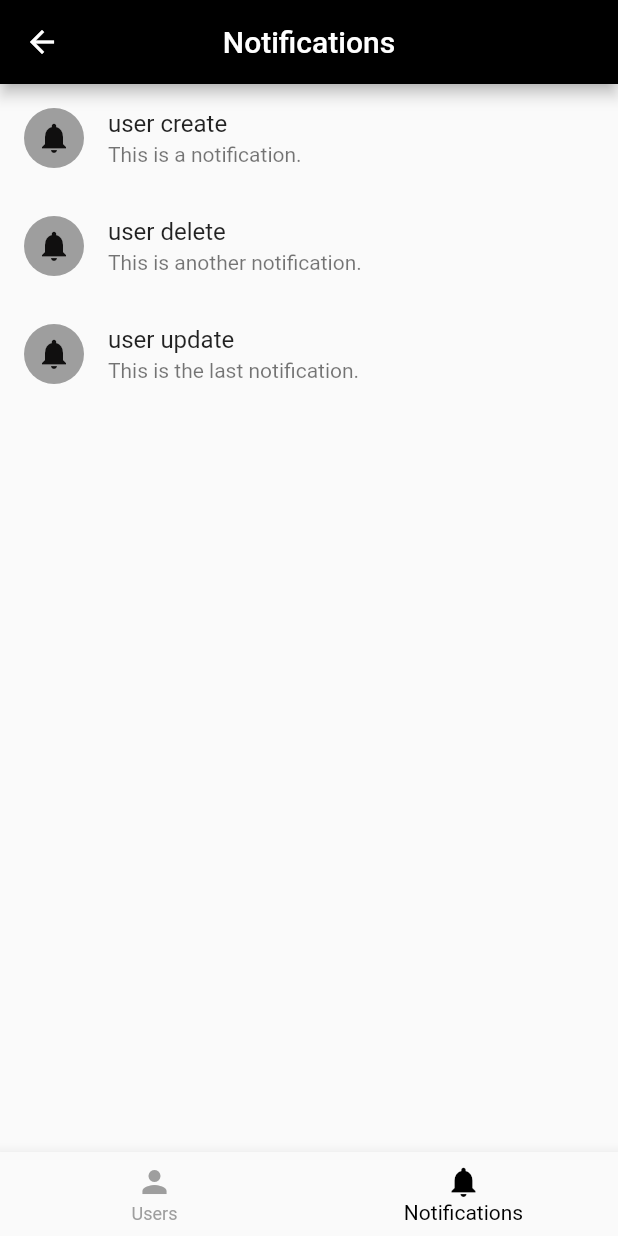
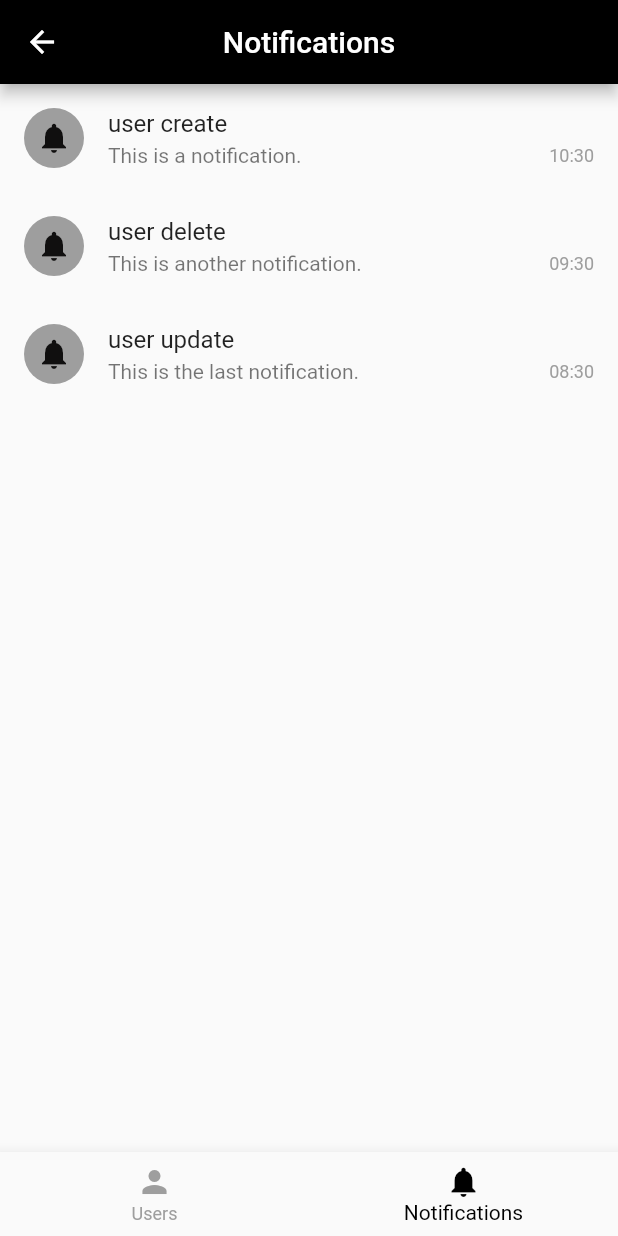
Before and after one commit to AreuShou/projet_flutter, a Flutter app: the screen it shows after launch, item 2 of the bottom bar chosen, after a tap on "user create", on a phone screen of 412 x 824 dp. Run offline on Flutter 3.47's test engine with Material 2 defaults, Android fonts, the phone set to English and light mode, and no system bars.

Commit message:
Second commit

```diff
--- a/lib/UserPage.dart
+++ b/lib/UserPage.dart
@@ -1,6 +1,6 @@
 import 'package:flutter/material.dart';
 import 'package:projet_flutter/createProfile.dart';
-import 'package:projet_flutter/userProfile.dart';
+//import 'package:projet_flutter/userProfile.dart';
 //import 'package:projet_flutter/main.dart';
 //import 'CreateProfile.dart';
 
@@ -27,6 +27,9 @@ class _UserPageState extends State<UserPage> {
     {"name": "Michael Johnson", "age": 28},
   ];
 
+
+
+
   @override
   Widget build(BuildContext context) {
     return Scaffold(
@@ -38,7 +41,11 @@ class _UserPageState extends State<UserPage> {
       body: ListView.builder(
         itemCount: contacts.length,
         itemBuilder: (BuildContext context, int index) {
-          return ListTile(
+          return GestureDetector(
+            onTap: () {
+             // _openUserPage(index); // Ouvre la page de profil avec modifications
+            },
+            child: ListTile(
             leading: Container(
               width: 40,
               height: 40,
@@ -56,13 +63,14 @@ class _UserPageState extends State<UserPage> {
             title: Text(contacts[index]["name"]),
             subtitle: Text(" ${contacts[index]["age"]} ans"),
             // Ajoutez d'autres widgets d'affichage pour chaque contact si nécessaire
+            ),
           );
         },
       ),
       floatingActionButton: FloatingActionButton(
         onPressed: () {
           Navigator.of(context).push(
-            MaterialPageRoute(builder: (context) => UserProfile()),
+            MaterialPageRoute(builder: (context) => create()),
           );
         },
         backgroundColor: Colors.black,
@@ -70,5 +78,6 @@ class _UserPageState extends State<UserPage> {
         child: const Icon(Icons.add),
       ),
     );
+
   }
 }
--- a/lib/notification.dart
+++ b/lib/notification.dart
@@ -1,16 +1,10 @@
 import 'package:flutter/material.dart';
-
-void main() {
-  runApp(notification());
-}
+import 'package:intl/intl.dart';
 
 class notification extends StatelessWidget {
   @override
   Widget build(BuildContext context) {
-    return MaterialApp(
-      debugShowCheckedModeBanner: false,
-      title: 'Notifications',
-      home: Scaffold(
+    return Scaffold(
       appBar: AppBar(
         title: const Text(
           'Notifications',
@@ -24,15 +18,47 @@ class notification extends StatelessWidget {
             color: Colors.white,
           ),
           onPressed: () {
-              // Go to the notification page
-              Navigator.pushNamed(context, '/notifications');
+            Navigator.pop(context);
           },
         ),
       ),
       body: ListView(
         children: [
-            // Notification 1
-            ListTile(
+          notificationItem(
+            title: 'user create',
+            subtitle: 'This is a notification.',
+            time: DateTime.now(),
+          ),
+          notificationItem(
+            title: 'user delete',
+            subtitle: 'This is another notification.',
+            time: DateTime.now().subtract(const Duration(hours: 1)),
+          ),
+          notificationItem(
+            title: 'user update',
+            subtitle: 'This is the last notification.',
+            time: DateTime.now().subtract(const Duration(hours: 2)),
+          ),
+        ],
+      ),
+    );
+  }
+}
+
+class notificationItem extends StatelessWidget {
+  final String title;
+  final String subtitle;
+  final DateTime time;
+
+  notificationItem({
+    required this.title,
+    required this.subtitle,
+    required this.time,
+  });
+
+  @override
+  Widget build(BuildContext context) {
+    return ListTile(
       leading: Container(
         width: 40,
         height: 40,
@@ -47,54 +73,30 @@ class notification extends StatelessWidget {
           ),
         ),
       ),
-              title: const Text('user create'),
-              subtitle: const Text('This is a notification.'),
-              onTap: () {
-                // Go to the first page
-                Navigator.pushNamed(context, '/home');
-              },
+      title: Text(title),
+      subtitle: Row(
+        mainAxisAlignment: MainAxisAlignment.spaceBetween,
+        children: [
+          Text(subtitle),
+          Text(
+            DateFormat('HH:mm').format(time),
+            style: TextStyle(
+              color: Colors.grey,
+              fontSize: 12,
             ),
-            // Notification 2
-            ListTile(
-              leading: Container(
-                width: 40,
-                height: 40,
-                decoration: const BoxDecoration(
-                  color: Colors.grey,
-                  shape: BoxShape.circle,
-                ),
-                child: const Center(
-                  child: Icon(
-                    Icons.notifications,
-                    color: Color.fromARGB(255, 16, 15, 15),
-                  ),
-                ),
-              ),
-              title: const Text('user delete'),
-              subtitle: const Text('This is another notification.'),
-            ),
-            // Notification 3
-            ListTile(
-              leading: Container(
-                width: 40,
-                height: 40,
-                decoration: const BoxDecoration(
-                  color: Colors.grey,
-                  shape: BoxShape.circle,
-                ),
-                child: const Center(
-                  child: Icon(
-                    Icons.notifications,
-                    color: Color.fromARGB(255, 16, 15, 15),
-                  ),
-                ),
-              ),
-              title: const Text('user update'),
-              subtitle: const Text('This is the last notification.'),
           ),
         ],
       ),
-      ),
+      onTap: () {
+        // Action à effectuer lorsque l'utilisateur appuie sur la notification
+      },
     );
   }
 }
+
+void main() {
+  runApp(MaterialApp(
+    debugShowCheckedModeBanner: false,
+    home: notification(),
+  ));
+}
--- a/pubspec.yaml
+++ b/pubspec.yaml
@@ -42,6 +42,7 @@ dependencies:
   icons_plus: ^4.0.0
   flutter_animated_icons: ^1.0.1
   firebase_auth: ^4.8.0
+  intl: ^0.18.1
 
 dev_dependencies:
   flutter_test:
```
Also changed, not shown: lib/createProfile.dart (+12 -7 lines), lib/editProfile.dart (+11 -8 lines), lib/main.dart (+4 -3 lines), lib/userProfile.dart (+50 -15 lines), pubspec.lock. Lines whose indentation alone changed are shown as unchanged.
